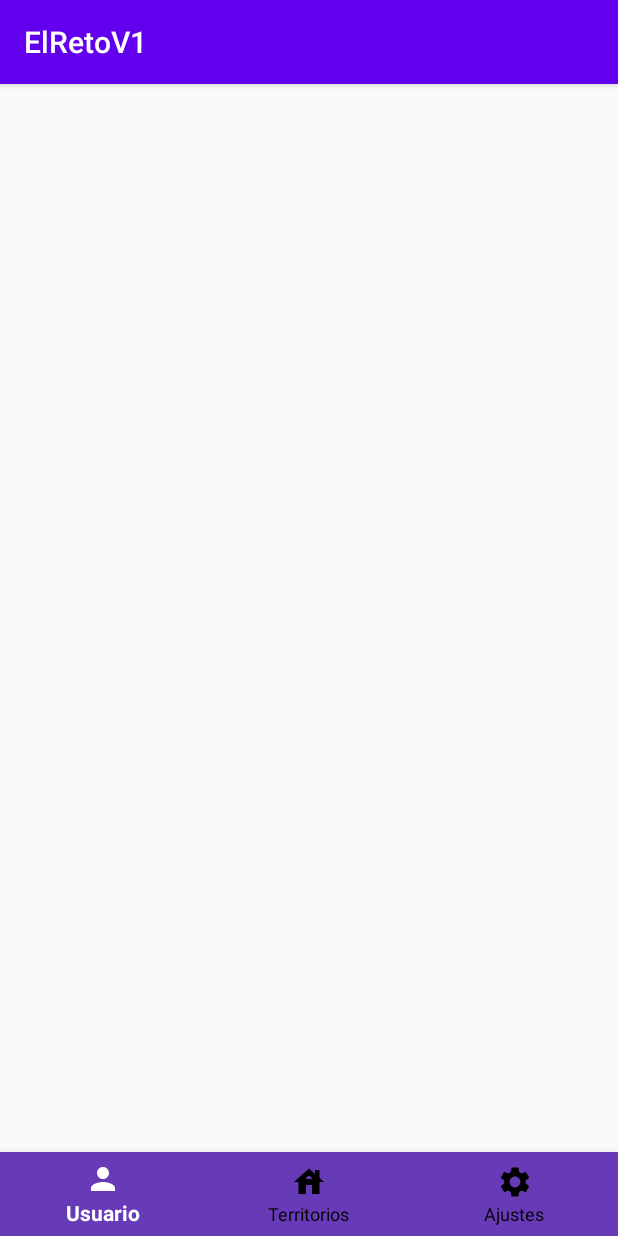
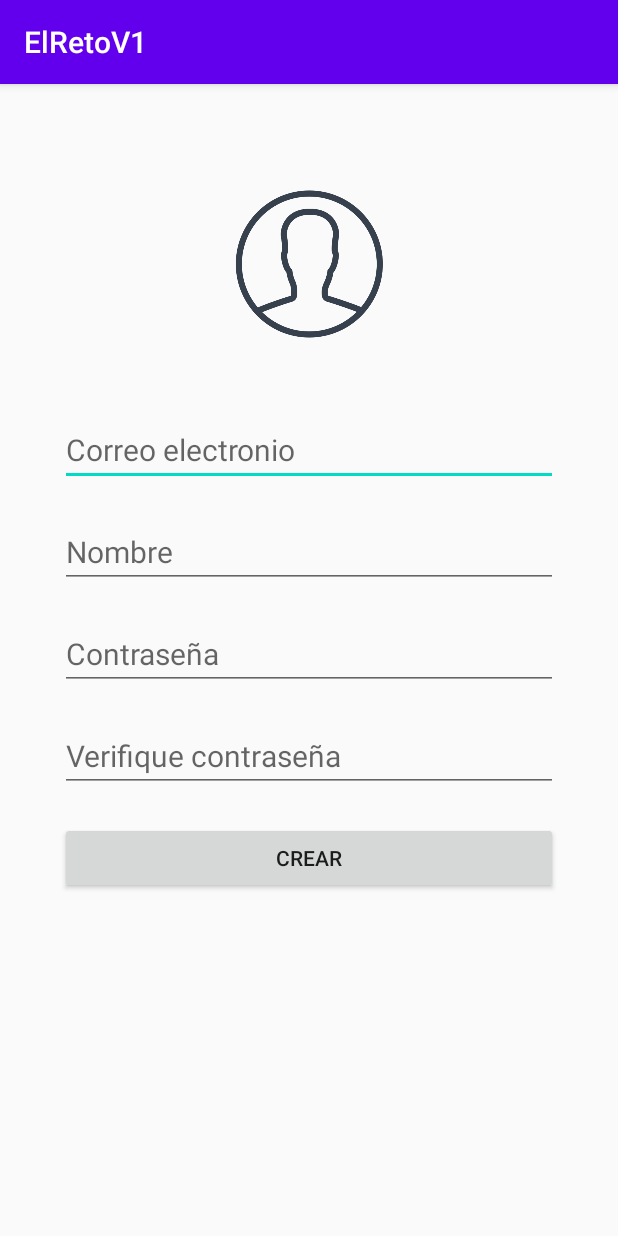
Before and after one commit to jjaimes1/El-Reto-Android-Studio, an Android app: the screen it shows after launch (FragmentsActivity before the commit, CreacionUsuario after it), on a phone screen of 412 x 824 dp. Run offline under Robolectric (Android 15) with nearby library versions, the phone set to English and light mode, and no system bars.

Commit message:
creada la ventana de creacion de usuarios, ver si luego se puede añadir un boton para vincular directamente una cuenta de gmail o algo asi

```diff
--- a/app/src/main/AndroidManifest.xml
+++ b/app/src/main/AndroidManifest.xml
@@ -9,18 +9,19 @@
         android:roundIcon="@mipmap/ic_launcher_round"
         android:supportsRtl="true"
         android:theme="@style/AppTheme">
-        <activity android:name=".FragmentsActivity">
+        <activity android:name=".CreacionUsuario">
             <intent-filter>
                 <action android:name="android.intent.action.MAIN" />
 
                 <category android:name="android.intent.category.LAUNCHER" />
             </intent-filter>
         </activity>
-        <activity android:name=".CardActivity">
+        <activity android:name=".FragmentsActivity">
 
         </activity>
+        <activity android:name=".CardActivity"></activity>
         <activity android:name=".VentanaInfo" />
-        <activity android:name=".MainActivity"></activity>
+        <activity android:name=".MainActivity" />
     </application>
 
 </manifest>
--- /dev/null
+++ b/app/src/main/java/com/jj/elretov1/CreacionUsuario.java
@@ -0,0 +1,14 @@
+package com.jj.elretov1;
+
+import androidx.appcompat.app.AppCompatActivity;
+
+import android.os.Bundle;
+
+public class CreacionUsuario extends AppCompatActivity {
+
+    @Override
+    protected void onCreate(Bundle savedInstanceState) {
+        super.onCreate(savedInstanceState);
+        setContentView(R.layout.activity_creacion_usuario);
+    }
+}
--- /dev/null
+++ b/app/src/main/res/layout/activity_creacion_usuario.xml
@@ -0,0 +1,73 @@
+<?xml version="1.0" encoding="utf-8"?>
+<LinearLayout xmlns:android="http://schemas.android.com/apk/res/android"
+    xmlns:app="http://schemas.android.com/apk/res-auto"
+    xmlns:tools="http://schemas.android.com/tools"
+    android:layout_width="match_parent"
+    android:layout_height="match_parent"
+    tools:context=".CreacionUsuario"
+    android:orientation="vertical"
+    android:layout_margin="40dp"
+    android:gravity="center_horizontal"
+    >
+
+
+    <ImageView
+        android:id="@+id/imageView2"
+        android:layout_width="100dp"
+        android:layout_height="100dp"
+        app:srcCompat="@drawable/iconuser"
+        android:layout_marginTop="30dp"
+
+        />
+
+    <EditText
+        android:id="@+id/vCreacioUsTxtCorreo"
+        android:layout_width="match_parent"
+        android:layout_height="wrap_content"
+        android:layout_marginTop="50dp"
+        android:hint="@string/vCreacioUsCorreo"
+        android:textSize="20dp"
+        android:text=""
+        />
+
+    <EditText
+        android:id="@+id/vCreacioUsTxtNombre"
+        android:layout_width="match_parent"
+        android:layout_height="wrap_content"
+        android:hint="@string/vCreacioUsNombre"
+        android:layout_marginTop="20dp"
+        android:textSize="20dp"
+        android:text=""
+        />
+
+    <EditText
+        android:id="@+id/vCreacioUsTxtPassword"
+        android:layout_width="match_parent"
+        android:layout_height="wrap_content"
+        android:hint="@string/vCreacioUsPassword"
+        android:layout_marginTop="20dp"
+        android:textSize="20dp"
+        android:inputType="textPassword"
+        android:text=""
+        />
+
+    <EditText
+        android:id="@+id/vCreacioUsTxtPassword2"
+        android:layout_width="match_parent"
+        android:layout_height="wrap_content"
+        android:hint="@string/vCreacioUsPassword2"
+        android:layout_marginTop="20dp"
+        android:textSize="20dp"
+        android:inputType="textPassword"
+        android:text=""
+        />
+
+    <Button
+        android:id="@+id/button"
+        android:layout_width="match_parent"
+        android:layout_height="wrap_content"
+        android:text="@string/vCreacioUsBtn"
+        android:layout_marginTop="20dp"
+        />
+
+</LinearLayout>
--- a/app/src/main/res/layout/activity_main.xml
+++ b/app/src/main/res/layout/activity_main.xml
@@ -6,7 +6,7 @@
     android:layout_height="match_parent"
     tools:context=".MainActivity"
     android:orientation="vertical"
-    android:layout_margin="30dp"
+    android:layout_margin="20dp"
     android:gravity="center_horizontal"
     >
 
--- a/app/src/main/res/values/strings.xml
+++ b/app/src/main/res/values/strings.xml
@@ -16,4 +16,9 @@
     <string name="navTextUser">Usuario</string>
     <string name="navTextTerritorios">Territorios</string>
     <string name="navTextAjustes">Ajustes</string>
+    <string name="vCreacioUsCorreo">Correo electronio</string>
+    <string name="vCreacioUsNombre">Nombre</string>
+    <string name="vCreacioUsPassword">Contraseña</string>
+    <string name="vCreacioUsPassword2">Verifique contraseña</string>
+    <string name="vCreacioUsBtn">crear</string>
 </resources>
```
